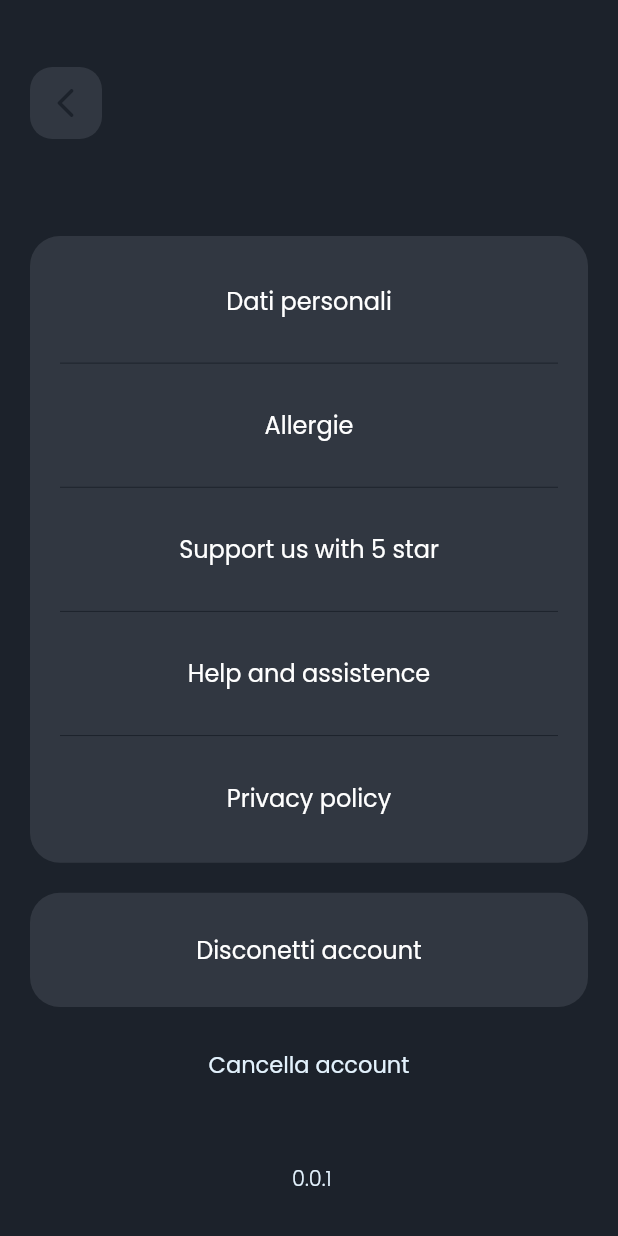
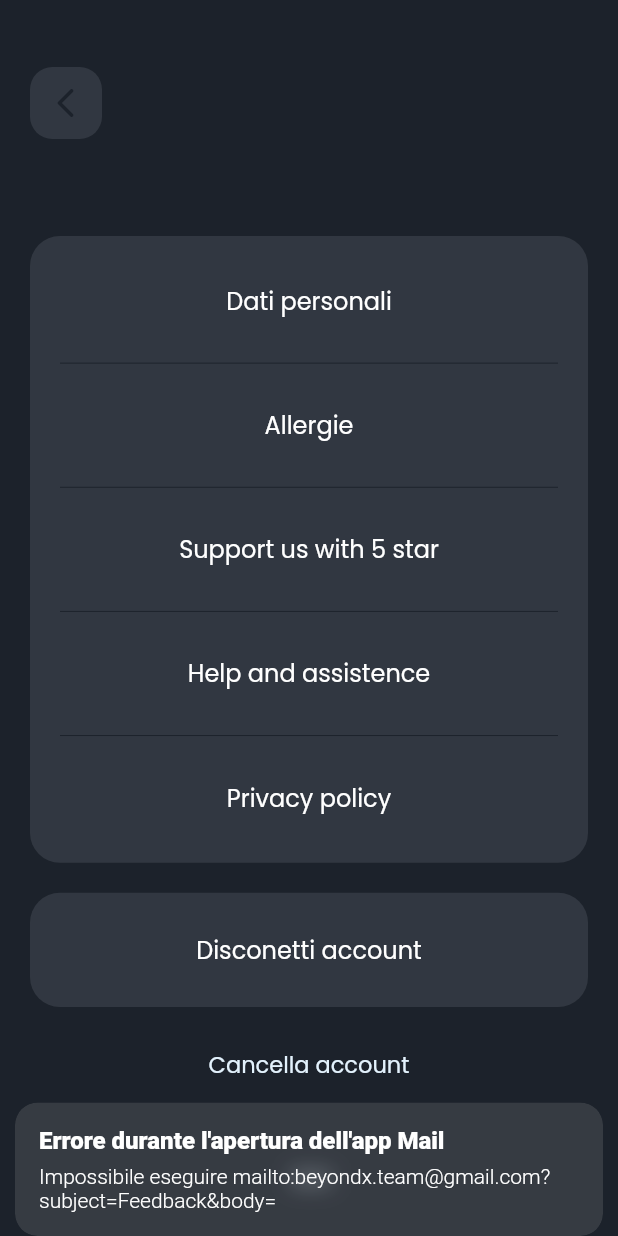
Before and after one commit to mitegj/food_match, a Flutter app: the SettingsScreen screen opened directly, after a tap on "Help and assistence", on a phone screen of 412 x 824 dp. Run offline on Flutter 3.47's test engine with Material 2 defaults, Android fonts, the phone set to English and light mode, and no system bars; our stand-ins replace cloud_firestore, firebase_auth, firebase_core, flutter_spinkit, font_awesome_flutter, get and 2 more; accounts and stored records are empty.

Commit message:
Aggiunta assistenza email

```diff
--- a/lib/controllers/auth_controller.dart
+++ b/lib/controllers/auth_controller.dart
@@ -1,4 +1,5 @@
 import 'package:firebase_auth/firebase_auth.dart';
+import 'package:flutter/material.dart';
 import 'package:get/get.dart';
 import 'package:google_sign_in/google_sign_in.dart';
 import 'package:morning_brief/controllers/user_controller.dart';
@@ -37,6 +38,7 @@ class AuthController extends GetxController {
       Get.snackbar(
         "Error creating Account",
         e.toString(),
+        colorText: Colors.white,
         snackPosition: SnackPosition.BOTTOM,
       );
       return false;
@@ -83,6 +85,7 @@ class AuthController extends GetxController {
       Get.snackbar(
         "Error signing in",
         e.toString(),
+        colorText: Colors.white,
         snackPosition: SnackPosition.BOTTOM,
       );
     }
@@ -99,6 +102,7 @@ class AuthController extends GetxController {
       Get.snackbar(
         "Error signing out",
         e.toString(),
+        colorText: Colors.white,
         snackPosition: SnackPosition.BOTTOM,
       );
     }
--- a/lib/controllers/menu_controller.dart
+++ b/lib/controllers/menu_controller.dart
@@ -24,6 +24,7 @@ class MenuController extends GetxController {
       Get.snackbar(
         "Error creating Account",
         e.toString(),
+        colorText: Colors.white,
         snackPosition: SnackPosition.BOTTOM,
       );
       return false;
@@ -48,6 +49,7 @@ class MenuController extends GetxController {
       Get.snackbar(
         "Error saving menu",
         e.toString(),
+        colorText: Colors.white,
         snackPosition: SnackPosition.BOTTOM,
       );
       return false;
--- a/lib/main.dart
+++ b/lib/main.dart
@@ -3,7 +3,6 @@ import 'package:flutter/material.dart';
 import 'package:flutter/services.dart';
 import 'package:get/get.dart';
 import 'package:morning_brief/controllers/bindings/authBind.dart';
-import 'package:morning_brief/screens/onboarding.dart';
 import 'package:morning_brief/utils/UIColors.dart';
 import 'package:morning_brief/utils/root.dart';
 
--- a/lib/widgets/settings/settings_body.dart
+++ b/lib/widgets/settings/settings_body.dart
@@ -4,6 +4,7 @@ import 'package:flutter/material.dart';
 import 'package:morning_brief/controllers/auth_controller.dart';
 import 'package:morning_brief/screens/allergies.dart';
 import 'package:morning_brief/utils/UIColors.dart';
+import 'package:url_launcher/url_launcher.dart';
 
 class SettingsBody extends StatelessWidget {
   @override
@@ -93,7 +94,20 @@ class SettingsBody extends StatelessWidget {
                   child: Container(
                     alignment: Alignment.center,
                     child: TextButton(
-                      onPressed: () {},
+                      onPressed: () async {
+                        final url = Uri.encodeFull(
+                            'mailto:beyondx.team@gmail.com?subject=Feedback&body=');
+                        if (await canLaunch(url)) {
+                          await launch(url);
+                        } else {
+                          Get.snackbar(
+                            "Errore durante l'apertura dell'app Mail",
+                            'Impossibile eseguire $url',
+                            colorText: Colors.white,
+                            snackPosition: SnackPosition.BOTTOM,
+                          );
+                        }
+                      },
                       child: Text(
                         'Help and assistence',
                         style: GoogleFonts.poppins(
--- a/pubspec.yaml
+++ b/pubspec.yaml
@@ -33,6 +33,8 @@ dependencies:
   firebase_core: ^1.6.0
   google_sign_in: ^5.1.0
   cloud_firestore: ^2.5.1
+
+  url_launcher: ^6.0.17
 
 
 
```
Also changed, not shown: 4 other files.
